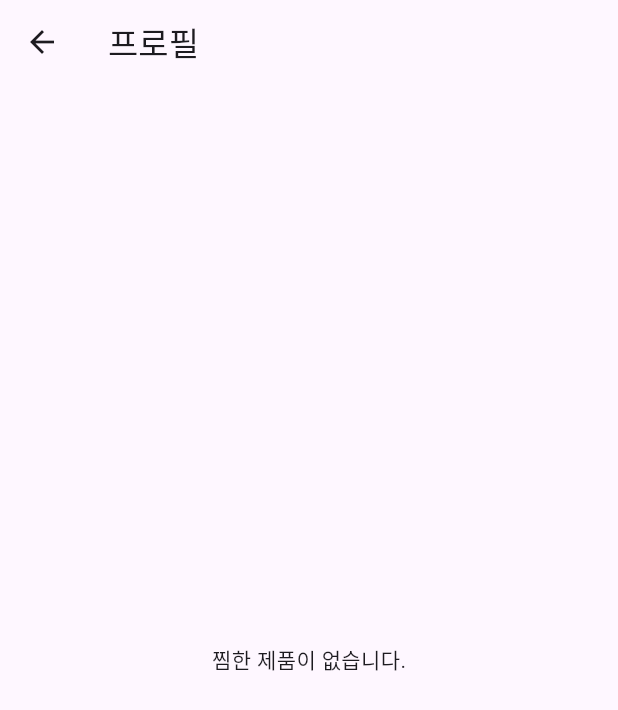
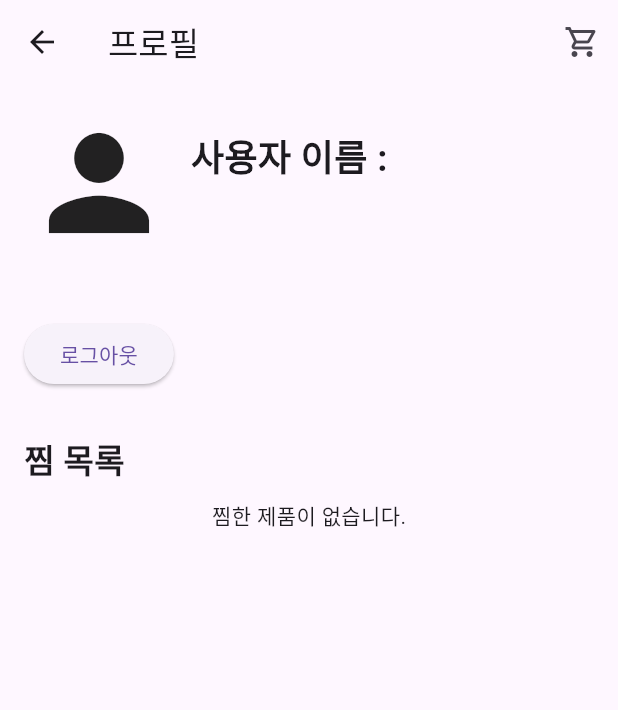
Before and after one commit to PEH-app/team_apple_market, a Flutter app: the ProductDetailPage screen opened directly with empty values, after a tap on the "person" icon, on a phone screen of 412 x 824 dp. Shown: the top 710 px of the screen. Run offline on Flutter 3.47's test engine with Material 3 defaults, Android fonts, the phone set to English and light mode, and no system bars; our stand-ins replace cached_network_image; accounts and stored records are empty; network calls fail.

Commit message:
profile ing

```diff
--- a/lib/pages/login/widgets/form_button.dart
+++ b/lib/pages/login/widgets/form_button.dart
@@ -31,6 +31,7 @@ class FormButton extends StatelessWidget {
         text,
         style: const TextStyle(
           fontSize: 16.0,
+          color: Colors.black,
           fontWeight: FontWeight.bold,
         ),
       ),
--- a/lib/pages/product_detail/product_detail_page.dart
+++ b/lib/pages/product_detail/product_detail_page.dart
@@ -38,7 +38,10 @@ class ProductDetailPage extends StatelessWidget {
               onPressed: () {
                 Navigator.push(
                   context,
-                  MaterialPageRoute(builder: (context) => const ProfilePage()),
+                  MaterialPageRoute(
+                      builder: (context) => const ProfilePage(
+                            userid: '',
+                          )),
                 );
               },
             ),
--- a/lib/pages/product_list/widgets/profile.dart
+++ b/lib/pages/product_list/widgets/profile.dart
@@ -1,13 +1,14 @@
+import 'package:cached_network_image/cached_network_image.dart';
 import 'package:flutter/material.dart';
+import 'package:flutter_application_1/pages/cart/cart_page.dart';
+import 'package:flutter_application_1/pages/login/login_page.dart';
+import 'package:flutter_application_1/pages/product_detail/product_detail_page.dart';
+import 'package:flutter_application_1/providers/product_provider.dart';
 import 'package:provider/provider.dart';
 
-import 'package:cached_network_image/cached_network_image.dart';
-
-import '../../../providers/product_provider.dart';
-import '../../product_detail/product_detail_page.dart';
-
 class ProfilePage extends StatelessWidget {
-  const ProfilePage({super.key});
+  final String userid;
+  const ProfilePage({super.key, required this.userid});
 
   @override
   Widget build(BuildContext context) {
@@ -16,13 +17,76 @@ class ProfilePage extends StatelessWidget {
 
     return Scaffold(
         appBar: AppBar(
-        title: const Text('프로필'),
+            title: const Text(
+              '프로필',
             ),
-      body: favoriteProducts.isEmpty
+            actions: <Widget>[
+              IconButton(
+                onPressed: () {
+                  Navigator.push(
+                    context,
+                    MaterialPageRoute(builder: (context) => const CartPage()),
+                  );
+                },
+                icon: const Icon(Icons.shopping_cart_outlined),
+                tooltip: '장바구니',
+              ),
+            ]),
+        body: Padding(
+          padding: const EdgeInsets.all(16.0),
+          child: Column(
+            crossAxisAlignment: CrossAxisAlignment.start,
+            children: [
+              Row(
+                children: [
+                  const Icon(
+                    Icons.person,
+                    size: 100,
+                  ),
+                  const SizedBox(width: 5),
+                  Text(
+                    ''' 사용자 이름 :
+                    $userid ''',
+                    style: const TextStyle(
+                      fontSize: 24,
+                      fontWeight: FontWeight.bold,
+                    ),
+                  ),
+                ],
+              ),
+              const SizedBox(height: 20),
+              const SizedBox(height: 20),
+              ElevatedButton(
+                onPressed: () {
+                  Navigator.push(
+                    context,
+                    MaterialPageRoute(builder: (context) => const LoginPage()),
+                  );
+                },
+                child: const Text('로그아웃'),
+              ),
+              Padding(
+                padding: const EdgeInsets.only(left: 50),
+                child: Center(
+                  child: const SizedBox(
+                    height: 30,
+                  ),
+                ),
+              ),
+              const Text(
+                '찜 목록',
+                style: TextStyle(
+                  fontSize: 22,
+                  fontWeight: FontWeight.bold,
+                ),
+              ),
+              const SizedBox(height: 10),
+              favoriteProducts.isEmpty
                   ? const Center(
                       child: Text('찜한 제품이 없습니다.'),
                     )
-          : ListView.builder(
+                  : Expanded(
+                      child: ListView.builder(
                         itemCount: favoriteProducts.length,
                         itemBuilder: (context, index) {
                           final product = favoriteProducts[index];
@@ -42,11 +106,13 @@ class ProfilePage extends StatelessWidget {
                             trailing: IconButton(
                               icon: const Icon(Icons.delete, color: Colors.red),
                               onPressed: () {
-                      Provider.of<ProductProvider>(context, listen: false)
+                                Provider.of<ProductProvider>(context,
+                                        listen: false)
                                     .removeFavorite(product);
                                 ScaffoldMessenger.of(context).showSnackBar(
                                   SnackBar(
-                          content: Text('"${product.name}" 찜 목록에서 제거됨'),
+                                    content:
+                                        Text('"${product.name}" 찜 목록에서 제거됨'),
                                     duration: const Duration(seconds: 2),
                                   ),
                                 );
@@ -64,6 +130,9 @@ class ProfilePage extends StatelessWidget {
                           );
                         },
                       ),
-    );
+                    ),
+            ],
+          ),
+        ));
   }
 }
--- a/lib/providers/auth_provider.dart
+++ b/lib/providers/auth_provider.dart
@@ -1,8 +1,7 @@
 import 'package:flutter/material.dart';
+import 'package:flutter_application_1/pages/login/model/user_model.dart';
 import 'package:http/http.dart' as http;
 import 'dart:convert';
-
-import '../pages/login/model/user_model.dart';
 
 class AuthProvider with ChangeNotifier {
   UserModel? _user;
@@ -59,7 +58,6 @@ class AuthProvider with ChangeNotifier {
       );
 
       if (response.statusCode == 201) {
-        // 일반적으로 회원가입 성공 시 201 상태 코드
         _user = UserModel.fromJson(jsonDecode(response.body));
         _isLoading = false;
         notifyListeners();
--- a/pubspec.yaml
+++ b/pubspec.yaml
@@ -34,6 +34,7 @@ dependencies:
   provider : any
   cached_network_image: any
   http: any
+
 
 dev_dependencies:
   flutter_test:
```
Also changed, not shown: lib/pages/login/login_page.dart (+21 -44 lines), lib/pages/product_list/product_list_page.dart (+23 -19 lines), 3 other files. Lines whose indentation alone changed are shown as unchanged.
